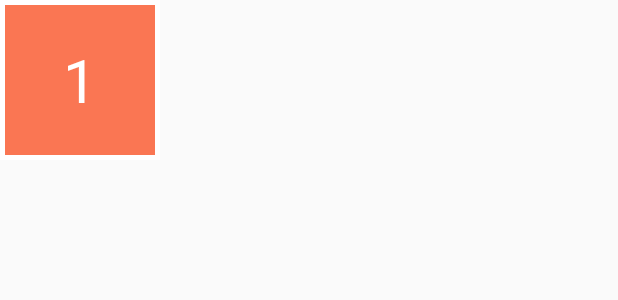
After one commit to 1037438704/TablayoutQianTao, an Android app: the layout item_layout_yiqian.xml on its own in the app's theme, with its tools: preview values and no code run, on a phone screen of 412 x 824 dp. The commit adds this screen. Shown: the top 300 px of the screen. Run offline under Robolectric (Android 15) with nearby library versions, the phone set to English and light mode, and no system bars.

Commit message:
这个是滑动的

```diff
--- a/app/build.gradle
+++ b/app/build.gradle
@@ -4,7 +4,7 @@ android {
     compileSdkVersion 27
     defaultConfig {
         applicationId "zdl.tianxunda.com.tablayoutqiantao"
-        minSdkVersion 15
+        minSdkVersion 19
         targetSdkVersion 27
         versionCode 1
         versionName "1.0"
@@ -41,4 +41,5 @@ dependencies {
     implementation 'org.greenrobot:eventbus:3.0.0'
     //刷新框架
     implementation 'com.scwang.smartrefresh:SmartRefreshLayout:1.0.4'
+    implementation 'com.github.GeniusLiu:GestureViewBinder:v1.0.0'
 }
--- a/app/src/main/AndroidManifest.xml
+++ b/app/src/main/AndroidManifest.xml
@@ -15,13 +15,16 @@
         android:supportsRtl="true"
         android:theme="@style/AppTheme">
         <activity android:name=".MainActivity">
+
+        </activity>
+        <activity android:name=".aty.SearchAty" />
+        <activity android:name=".aty.Main2Activity">
             <intent-filter>
                 <action android:name="android.intent.action.MAIN" />
 
                 <category android:name="android.intent.category.LAUNCHER" />
             </intent-filter>
         </activity>
-        <activity android:name=".aty.SearchAty"></activity>
     </application>
 
 </manifest>
--- /dev/null
+++ b/app/src/main/res/layout/item_layout_yiqian.xml
@@ -0,0 +1,19 @@
+<?xml version="1.0" encoding="utf-8"?>
+<LinearLayout xmlns:android="http://schemas.android.com/apk/res/android"
+    android:layout_width="wrap_content"
+    android:layout_height="wrap_content"
+    android:orientation="vertical"
+    android:background="@color/white"
+    >
+    <TextView
+        android:id="@+id/text"
+        android:gravity="center"
+        android:textSize="40dp"
+        android:layout_margin="3dp"
+        android:background="@color/theme_color"
+        android:layout_width="100dp"
+        android:layout_height="100dp"
+        android:text="1"
+        android:textColor="@color/white"
+        />
+</LinearLayout>
--- /dev/null
+++ b/app/src/main/res/values/dimens.xml
@@ -0,0 +1,3 @@
+<resources>
+    <dimen name="fab_margin">16dp</dimen>
+</resources>
--- a/app/src/main/res/values/strings.xml
+++ b/app/src/main/res/values/strings.xml
@@ -3,4 +3,5 @@
 
     <!-- TODO: Remove or change this placeholder text -->
     <string name="hello_blank_fragment">Hello blank fragment</string>
+    <string name="title_activity_main2">Main2Activity</string>
 </resources>
--- a/app/src/main/res/values/styles.xml
+++ b/app/src/main/res/values/styles.xml
@@ -8,4 +8,8 @@
         <item name="colorAccent">@color/colorAccent</item>
     </style>
 
+    <style name="AppTheme.AppBarOverlay" parent="ThemeOverlay.AppCompat.Dark.ActionBar" />
+
+    <style name="AppTheme.PopupOverlay" parent="ThemeOverlay.AppCompat.Light" />
+
 </resources>
```
Also changed, not shown: app/src/main/java/zdl/tianxunda/com/tablayoutqiantao/adp/Main2Adp.java (added, +25 -0 lines), app/src/main/java/zdl/tianxunda/com/tablayoutqiantao/aty/Main2Activity.java (added, +68 -0 lines), app/src/main/res/layout/activity_main2.xml (added, +20 -0 lines), app/src/main/res/layout/content_main2.xml (added, +15 -0 lines).
